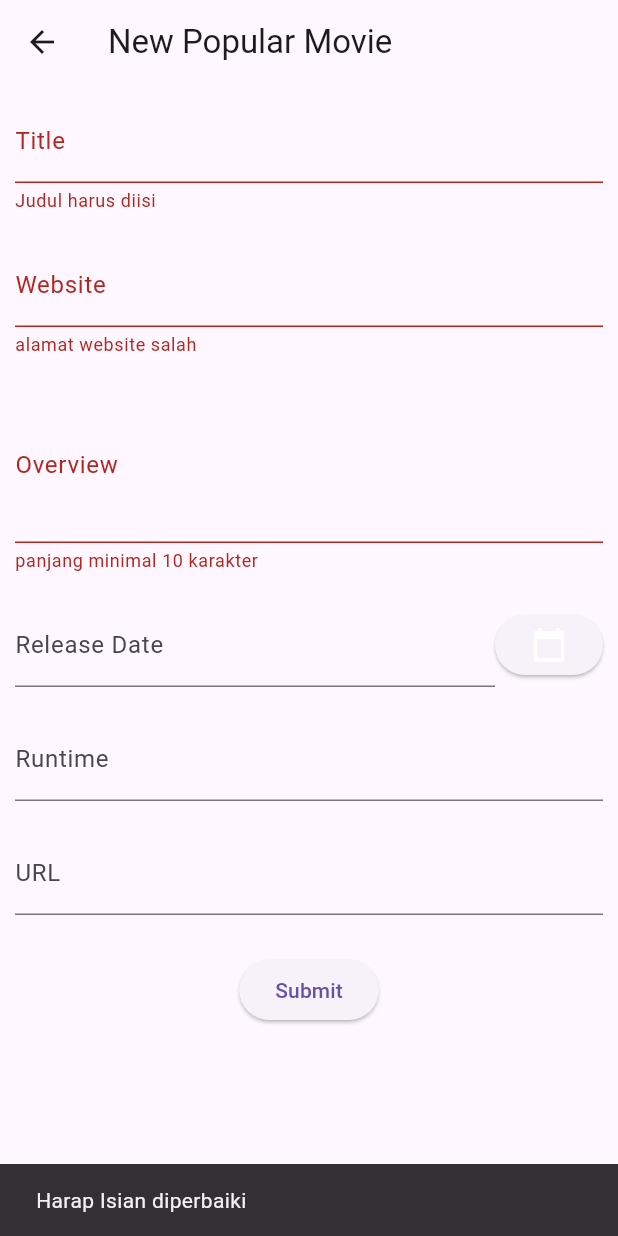
After one commit to canonflow/ET, a Flutter app: the NewPopMovie screen opened directly, after a tap on "Submit", on a phone screen of 412 x 824 dp. The commit adds this screen. Run offline on Flutter 3.47's test engine with Material 3 defaults, Android fonts, the phone set to English and light mode, and no system bars; our stand-ins replace percent_indicator, shared_preferences; missing offline and left inert: dart:ffi; accounts and stored records are empty; network calls fail.

Commit message:
feat(week10): add exercise

```diff
--- a/Week 1/canonflow/lib/main.dart
+++ b/Week 1/canonflow/lib/main.dart
@@ -5,6 +5,7 @@ import 'package:canonflow/screen/highscore.dart';
 import 'package:canonflow/screen/history.dart';
 import 'package:canonflow/screen/home.dart';
 import 'package:canonflow/screen/login.dart';
+import 'package:canonflow/screen/newpopmovie.dart';
 import 'package:canonflow/screen/popular-actor.dart';
 import 'package:canonflow/screen/popular-movie.dart';
 import 'package:canonflow/screen/quiz.dart';
@@ -75,7 +76,8 @@ class MyApp extends StatelessWidget {
         'highscore': (context) => HighScore(),
         'animation': (context) => Animasi(),
         'popular-movie': (context) => PopularMovie(),
-        'popular-actor': (context) => PopularActor()
+        'popular-actor': (context) => PopularActor(),
+        'popular-movie-add': (context) => NewPopMovie(),
       },
     );
   }
@@ -353,6 +355,18 @@ class _MyHomePageState extends State<MyHomePage> {
               Navigator.pushNamed(context, "popular-actor");
             },
           ),
+          ListTile(
+            title: const Text(
+              "New Popular Movie",
+              style: TextStyle(
+                fontWeight: FontWeight.bold,
+              ),
+            ),
+            leading: const Icon(Icons.add),
+            onTap: () {
+              Navigator.pushNamed(context, "popular-movie-add");
+            },
+          ),
         ],
       ),
     );
--- /dev/null
+++ b/Week 1/canonflow/lib/screen/newpopmovie.dart
@@ -0,0 +1,261 @@
+import 'dart:ffi';
+
+import 'package:canonflow/class/popmovie.dart';
+import 'package:canonflow/main.dart';
+import 'package:flutter/material.dart';
+import 'package:flutter/services.dart';
+import 'package:shared_preferences/shared_preferences.dart';
+import 'package:http/http.dart' as http;
+import 'dart:convert';
+
+
+class NewPopMovie extends StatefulWidget {
+  const NewPopMovie({super.key});
+
+  @override
+  State<NewPopMovie> createState() => _NewPopMovieState();
+}
+
+class _NewPopMovieState extends State<NewPopMovie> {
+  final _formKey = GlobalKey<FormState>();
+  String _title = "";
+  String _homepage = "";
+  String _overview = "";
+  final _controllerDate = TextEditingController();
+  int _runtime = 0;
+  String _url = "";
+
+  Future<bool> validateImage(String imageUrl) async {
+    http.Response res;
+
+    try {
+      res = await http.get(Uri.parse(imageUrl));
+    } catch (e) {
+      return false;
+    }
+
+    if (res.statusCode != 200) return false;
+
+    Map<String, dynamic> data = res.headers;
+
+    if (
+      data['content-type'] == 'image/jpeg' ||
+      data['content-type'] == 'image/png' ||
+      data['content-type'] == 'image/gif'
+    ) {
+      return true;
+    }
+
+    return false;
+  }
+
+  void submit() async {
+    final response = await http
+      .post(
+        Uri.parse("https://ubaya.xyz/flutter/160422041/newmovie.php"),
+        body: {
+          'title': _title,
+          'overview': _overview,
+          'homepage': _homepage,
+          'release_date': _controllerDate.text,
+          'runtime': _runtime.toString(),
+          'url': _url
+        }
+      );
+
+      if (response.statusCode == 200) {
+        Map json = jsonDecode(response.body);
+        if (json['result'] == 'success') {
+          if (!mounted) return;
+
+          ScaffoldMessenger
+            .of(context)
+            .showSnackBar(SnackBar(
+              content: Text("Sukses menambah data!")
+            ));
+        } else {
+          ScaffoldMessenger
+            .of(context)
+            .showSnackBar(SnackBar(
+              content: Text("Gagal menambah data!")
+            ));
+          throw Exception("Failed to read API!");
+        }
+      }
+  }
+
+
+  @override
+  Widget build(BuildContext context) {
+    return Scaffold(
+      appBar: AppBar(
+        title: Text("New Popular Movie"),
+      ),
+      body: SingleChildScrollView(
+        child: Form(
+          key: _formKey,
+          child: Column(
+            children: <Widget>[
+              Padding(
+                padding: EdgeInsets.all(10),
+                child: TextFormField(
+                  decoration: const InputDecoration(
+                    labelText: 'Title',
+                  ),
+                  onChanged: (value) {
+                    _title = value;
+                  },
+                  validator: (value) {
+                    if (value == null || value.isEmpty) {
+                      return 'Judul harus diisi';
+                    }
+                    return null;
+                  },
+                )
+              ),
+
+              Padding(
+                padding: EdgeInsets.all(10),
+                child: TextFormField(
+                  decoration: const InputDecoration(
+                    labelText: 'Website',
+                  ),
+                  onChanged: (value) {
+                    _homepage = value;
+                  },
+                  validator: (value) {
+                    if (value == null || !Uri.parse(value).isAbsolute) {
+                      return 'alamat website salah';
+                    }
+                    return null;
+                  },
+                )
+              ),
+
+              Padding(
+                padding: EdgeInsets.all(10),
+                child: TextFormField(
+                  decoration: const InputDecoration(
+                    labelText: 'Overview',
+                  ),
+                  onChanged: (value) {
+                    _overview = value;
+                  },
+                  keyboardType: TextInputType.multiline,
+                  minLines: 3,
+                  maxLines: 6,
+                  validator: (value) {
+                    if (value == null || value!.length < 10) {
+                      return 'panjang minimal 10 karakter';
+                    }
+                    return null;
+                  },
+                )
+              ),
+
+              Padding(
+                padding: EdgeInsets.all(10),
+                child: Row(
+                  mainAxisAlignment:MainAxisAlignment.start,
+                  children: [
+                    Expanded(
+                      child: TextFormField(
+                        decoration: const InputDecoration(
+                          labelText: 'Release Date',
+                        ),
+                      controller: _controllerDate,
+                      )
+                    ),
+                    ElevatedButton(
+                      onPressed: () {
+                        showDatePicker(
+                            context: context,
+                            initialDate: DateTime.now(),
+                            firstDate: DateTime(2000),
+                            lastDate: DateTime(2200))
+                          .then((value) {
+                        setState(() {
+                          _controllerDate.text =
+                            value.toString().substring(0, 10);
+                        });
+                        });
+                      },
+                      child: Icon(
+                        Icons.calendar_today_sharp,
+                        color: Colors.white,
+                        size: 24.0,
+                      )
+                    )
+                  ],
+                )
+              ),
+
+
+              Padding(
+                padding: EdgeInsets.all(10),
+                child: TextFormField(
+                  decoration: const InputDecoration(
+                    labelText: 'Runtime',
+                  ),
+                  onChanged: (value) {
+                    _runtime = int.parse(value);
+                  },
+                  validator: (value) {
+                    if (value == null) {
+                      return 'runtime salah';
+                    }
+                    return null;
+                  },
+                   inputFormatters: <TextInputFormatter>[
+                      FilteringTextInputFormatter.digitsOnly
+                  ],
+                )
+              ),
+
+              Padding(
+                padding: EdgeInsets.all(10),
+                child: TextFormField(
+                  decoration: const InputDecoration(
+                    labelText: 'URL',
+                  ),
+                  onChanged: (value) {
+                    validateImage(value)
+                      .then((val) {
+                        if (val) {
+                          setState(() {
+                            _url = value;
+                          });
+                        }
+                      });
+                  },
+                )
+              ),
+
+              _url.isNotEmpty ?
+                Padding(
+                  padding: const EdgeInsets.symmetric(vertical: 16.0),
+                  child: Image.network(_url),
+                ) :
+                SizedBox.shrink(),
+
+              Padding(
+                padding: const EdgeInsets.symmetric(vertical: 16.0),
+                child: ElevatedButton(
+                  onPressed: () {
+                    if (_formKey.currentState != null && !_formKey.currentState!.validate()) {
+                      ScaffoldMessenger.of(context).showSnackBar(
+                      SnackBar(content: Text('Harap Isian diperbaiki')));
+                    } else {
+                      submit();
+                    }
+                  },
+                  child: Text('Submit'),
+                ),
+              ),
+            ],
+          ),
+        ),
+      )
+    );
+  }
+}
```
Also changed, not shown: Week 1/canonflow/lib/screen/detailpop.dart (+49 -0 lines), Week 1/canonflow/lib/screen/popular-movie.dart (+21 -1 lines), 3 other files.
